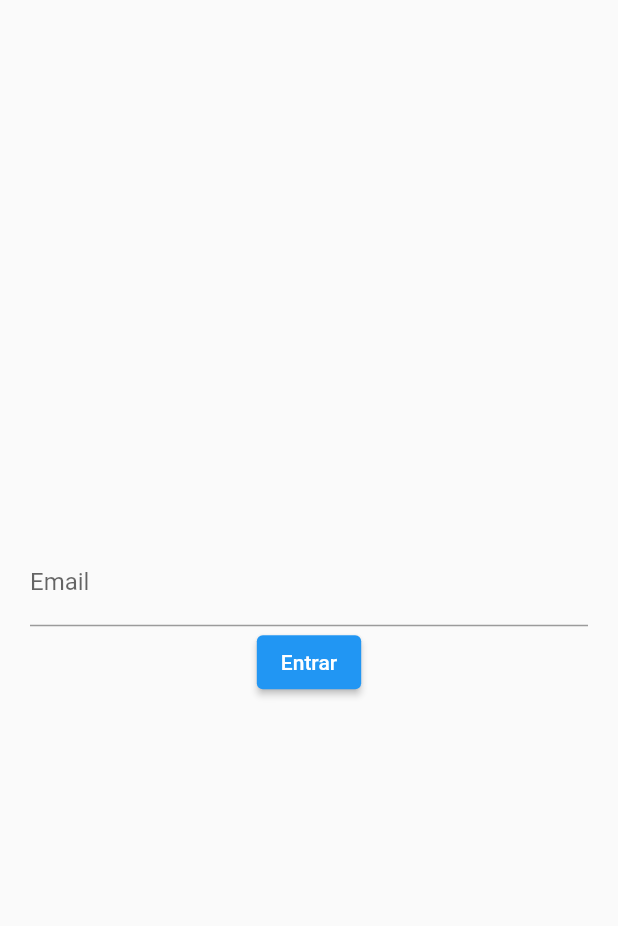
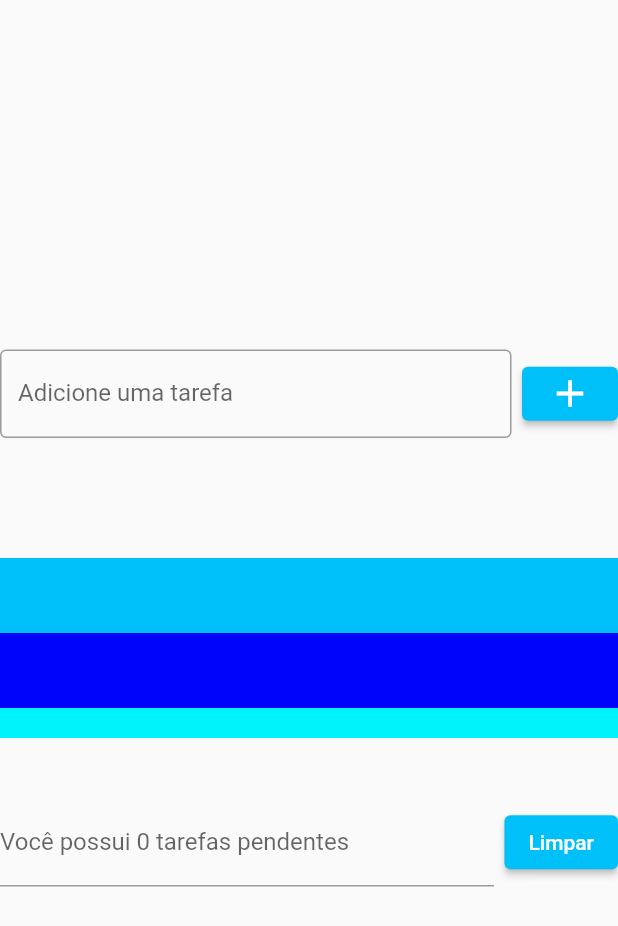
Before and after one commit to ana-maria-barbosa/aplicativo_flutter, a Flutter app: the screen it shows after launch, on a phone screen of 412 x 824 dp. Shown: the top 926 px of the screen. Run offline on Flutter 3.47's test engine with Material 2 defaults, Android fonts, the phone set to English and light mode, and no system bars; missing offline and left inert: dart:html.

Commit message:
adicionando codigos

```diff
--- a/app_lista_tarefas/lib/paginas/pagina_lista.dart
+++ b/app_lista_tarefas/lib/paginas/pagina_lista.dart
@@ -4,34 +4,83 @@ import 'package:flutter/material.dart';
 
 final TextEditingController email_controle = TextEditingController();
 
-class  Pagina_Lista extends StatelessWidget{
-  Widget build(BuildContext context){
+class Pagina_Lista extends StatelessWidget {
+  Widget build(BuildContext context) {
     return Scaffold(
       body: Center(
-        child: Padding(
-          padding: const EdgeInsets.all(20),
-          child: Column(
-            mainAxisSize: MainAxisSize.min,
+        child: Column( mainAxisSize: MainAxisSize.min,children: [
+          Row(
             children: [
-            TextField(
-            controller: email_controle,
+              Expanded(
+                child: TextField(
                   decoration: InputDecoration(
-              labelText: 'Email',
+                      border: OutlineInputBorder(),
+                      labelText: "Adicione uma tarefa",
+                      hintText: "Digite aqui"),
+                ),
+              ), SizedBox(width: 7),
+              ElevatedButton(
+                  onPressed: () {},
+                  style: ElevatedButton.styleFrom(
+                    primary: Color.fromARGB(255, 0, 192, 250),
+                  ),
+                  child: Icon(
+                    Icons.add,
+                    size: 30,
+                    ),
+                  ),],
+          ),
+          SizedBox(height: 40,),
+
+          SizedBox(height: 40,),
+          SizedBox(height: 120,
+          child: ListView(
+            children: [
+              Container(
+                color: Color.fromARGB(255, 0, 192, 250),
+                width: 50,
+                height: 50,
+              ),
+              Container(
+                color: Color.fromARGB(255, 0, 4, 250),
+                width: 50,
+                height: 50,
+              ),
+              Container(
+                color: Color.fromARGB(255, 0, 242, 250),
+                width: 50,
+                height: 50,
+              ),
+            ],
           ),
           ),
+           SizedBox(height: 40,),
+
+          Row(
+            children: [
+              Expanded(
+                child: TextField(
+                  decoration:InputDecoration(
+                    labelText: "Você possui 0 tarefas pendentes",
+                  ),
+                )
+                ),
+              SizedBox(width: 7),
               ElevatedButton(
-            onPressed: entrar,
-            child:Text ("Entrar")
+                  onPressed: () {},
+                  style: ElevatedButton.styleFrom(
+                    primary: Color.fromARGB(255, 0, 192, 250),
                   ),
-          ],),
+                  child: Text ("Limpar"),
+                  ),],
+          ),
+
+
+
+        ],
           ),
         ),
+
     );
   }
 }
-
-  void entrar (){
-    String texto = email_controle.text;
-    print(texto);
-    email_controle.clear();
-  }
```
Lines whose indentation alone changed are shown as unchanged.
